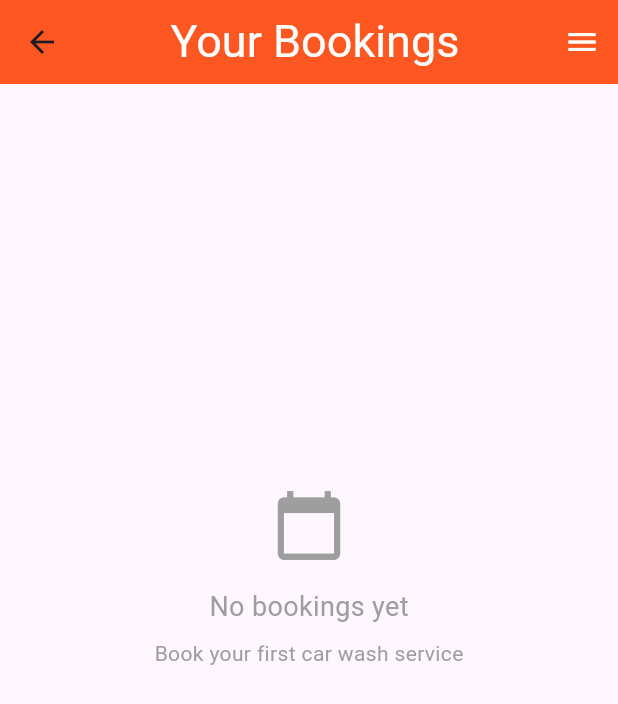
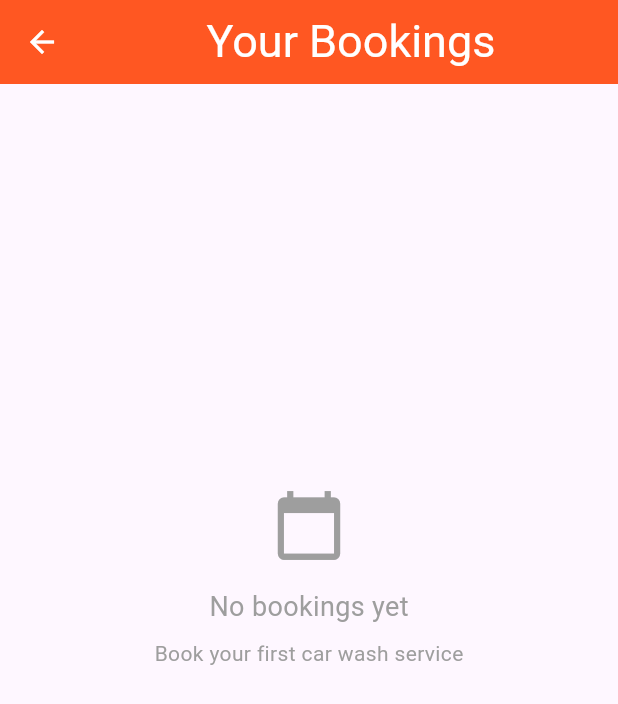
Before and after one commit to shivakumarv3453/smartWash23, a Flutter app: the BookingListScreen screen opened directly, on a phone screen of 412 x 824 dp. Shown: the top 704 px of the screen. Run offline on Flutter 3.47's test engine with Material 3 defaults, Android fonts, the phone set to English and light mode, and no system bars; our stand-ins replace cloud_firestore, connectivity_plus, firebase_auth, firebase_core, firebase_messaging, flutter_rating_bar and 5 more; missing offline and left inert: android_intent_plus, razorpay_flutter; accounts and stored records are empty.

Commit message:
fix navigate bug

```diff
--- a/lib/admin/partner.dart
+++ b/lib/admin/partner.dart
@@ -169,7 +169,6 @@ class _PartnerPageState extends State<PartnerPage> {
             child: Column(
               crossAxisAlignment: CrossAxisAlignment.start,
               children: [
-                // Vibrant welcome card
                 Container(
                   width: double.infinity,
                   padding: const EdgeInsets.all(20),
--- a/lib/user/app_bar.dart
+++ b/lib/user/app_bar.dart
@@ -3,12 +3,26 @@ import 'package:smart_wash/user/bookings/booking_list.dart';
 import 'package:smart_wash/user/screens/calendar.dart';
 import 'package:smart_wash/login/login.dart';
 import 'package:smart_wash/admin/partner.dart';
+import 'package:smart_wash/user/screens/dash.dart';
 import 'package:smart_wash/user/screens/profile.dart';
 import 'package:firebase_auth/firebase_auth.dart';
 
-custAppBar(BuildContext context, String title, {bool showBack = false}) {
+custAppBar(BuildContext context, String title, {bool showBack = false, bool showMenu = false}) {
   return AppBar(
     backgroundColor: Colors.deepOrange,
+    leading: showBack
+        ? IconButton(
+      icon: const Icon(Icons.arrow_back, color: Colors.white),
+      onPressed: () {
+        // Navigate to dash.dart - replace with your actual dash screen import and class name
+        Navigator.pushAndRemoveUntil(
+          context,
+          MaterialPageRoute(builder: (context) => const Dash()), // Replace DashScreen with your actual dash screen class
+              (Route<dynamic> route) => false,
+        );
+      },
+    )
+        : null,
     title: Center(
       child: Text(
         title,
@@ -18,7 +32,7 @@ custAppBar(BuildContext context, String title, {bool showBack = false}) {
         ),
       ),
     ),
-    actions: [
+    actions: showMenu ? [
       PopupMenuButton<String>(
         icon: const Icon(Icons.menu, color: Colors.white),
         color: Colors.white, // Menu background color
@@ -50,8 +64,7 @@ custAppBar(BuildContext context, String title, {bool showBack = false}) {
             Navigator.pushAndRemoveUntil(
               context,
               MaterialPageRoute(builder: (context) => const Login()),
-              (Route<dynamic> route) =>
-                  false, // This removes all previous routes
+                  (Route<dynamic> route) => false, // This removes all previous routes
             );
           }
         },
@@ -85,13 +98,14 @@ custAppBar(BuildContext context, String title, {bool showBack = false}) {
             ),
           ),
           const PopupMenuItem(
-              value: "Logout",
-              child: ListTile(
-                leading: Icon(Icons.logout),
-                title: Text("Logout"),
-              ))
+            value: "Logout",
+            child: ListTile(
+              leading: Icon(Icons.logout),
+              title: Text("Logout"),
+            ),
+          )
         ],
       ),
-    ],
+    ] : null,
   );
 }
--- a/lib/user/screens/dash.dart
+++ b/lib/user/screens/dash.dart
@@ -313,7 +313,7 @@ class _DashState extends State<Dash> {
   @override
   Widget build(BuildContext context) {
     return Scaffold(
-      appBar: custAppBar(context, "       Smart Wash"),
+      appBar: custAppBar(context, "       Smart Wash", showMenu: true),
       body: Padding(
         padding: const EdgeInsets.all(16.0),
         child: SingleChildScrollView(
```
